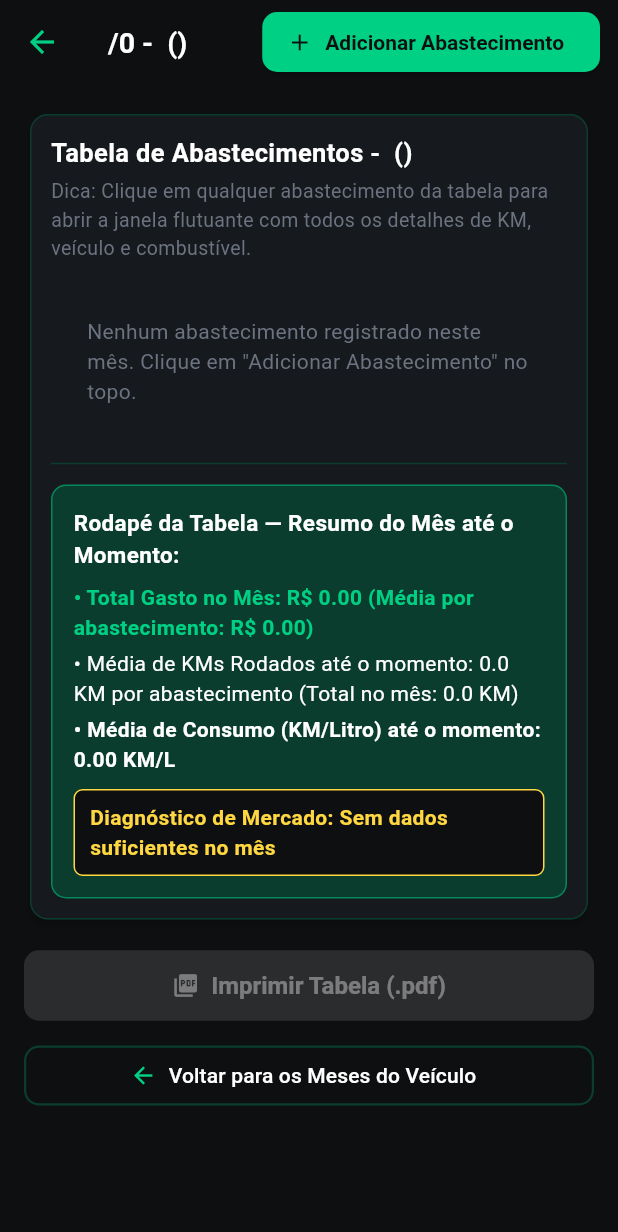
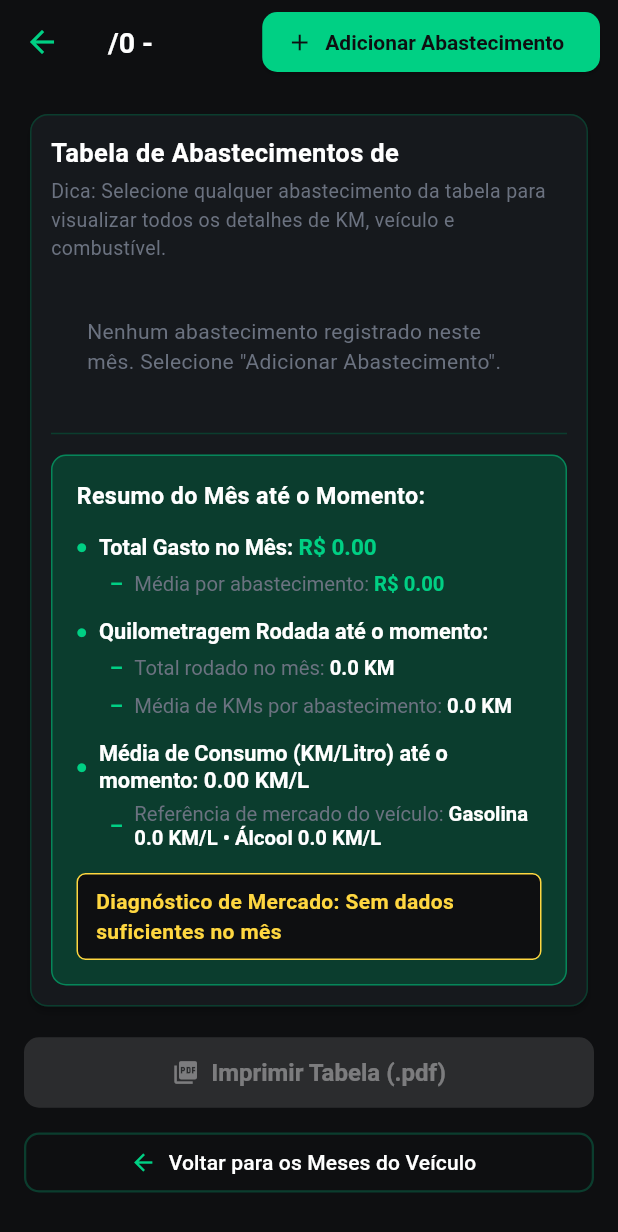
Before and after one commit to cbsandes/ecoFuel, a Flutter app: the AbastecimentosMesScreen screen opened directly with empty values, on a phone screen of 412 x 824 dp. Shown: the top 1232 px of the screen. Run offline on Flutter 3.47's test engine with Material 3 defaults, Android fonts, the phone set to English and light mode, and no system bars; our stand-ins replace pdf, printing, shared_preferences; accounts and stored records are empty.

Commit message:
correções de texto

```diff
--- a/lib/screens/abastecimentos_mes_screen.dart
+++ b/lib/screens/abastecimentos_mes_screen.dart
@@ -180,6 +180,91 @@ class _AbastecimentosMesScreenState extends State<AbastecimentosMesScreen> {
                 color: destaque
                     ? AppColors.verdeEletrico
                     : AppColors.brancoLeitura,
+              ),
+            ),
+          ),
+        ],
+      ),
+    );
+  }
+
+  // Widget auxiliar para criar um tópico principal do rodapé
+  Widget _buildTopicoRodape({
+    required String titulo,
+    String? valorDestaque,
+    Color corValor = AppColors.brancoLeitura,
+  }) {
+    return Row(
+      children: [
+        const Icon(
+          Icons.circle,
+          size: 7,
+          color: AppColors.verdeEletrico,
+        ),
+        const SizedBox(width: 8),
+        Expanded(
+          child: RichText(
+            text: TextSpan(
+              style: const TextStyle(
+                fontSize: 14.5,
+                fontWeight: FontWeight.bold,
+                color: AppColors.brancoLeitura,
+              ),
+              children: [
+                TextSpan(text: '$titulo '),
+                if (valorDestaque != null)
+                  TextSpan(
+                    text: valorDestaque,
+                    style: TextStyle(
+                      fontSize: 15,
+                      fontWeight: FontWeight.bold,
+                      color: corValor,
+                    ),
+                  ),
+              ],
+            ),
+          ),
+        ),
+      ],
+    );
+  }
+
+  // Widget auxiliar para criar um subtópico espaçado e recuado no rodapé
+  Widget _buildSubtopicoRodape({
+    required String rotulo,
+    required String valor,
+    Color corValor = AppColors.brancoLeitura,
+  }) {
+    return Padding(
+      padding: const EdgeInsets.only(left: 22.0, top: 5.0),
+      child: Row(
+        children: [
+          const Text(
+            '–  ',
+            style: TextStyle(
+              color: AppColors.verdeEletrico,
+              fontWeight: FontWeight.bold,
+              fontSize: 14,
+            ),
+          ),
+          Expanded(
+            child: RichText(
+              text: TextSpan(
+                style: const TextStyle(
+                  fontSize: 13.5,
+                  color: AppColors.cinzaSecundario,
+                ),
+                children: [
+                  TextSpan(text: '$rotulo '),
+                  TextSpan(
+                    text: valor,
+                    style: TextStyle(
+                      fontSize: 13.5,
+                      fontWeight: FontWeight.w600,
+                      color: corValor,
+                    ),
+                  ),
+                ],
               ),
             ),
           ),
@@ -403,9 +488,9 @@ class _AbastecimentosMesScreenState extends State<AbastecimentosMesScreen> {
     final metaMediaEsperada = somaMetas / _listaMes.length;
 
     if (mediaKmPorLitro >= metaMediaEsperada) {
-      return 'NA MÉDIA DO MERCADO (Fazendo ${mediaKmPorLitro.toStringAsFixed(2)} KM/L | Esperado: ${metaMediaEsperada.toStringAsFixed(1)} KM/L)';
+      return 'Média de mercado (Fazendo ${mediaKmPorLitro.toStringAsFixed(2)} KM/L | Esperado: ${metaMediaEsperada.toStringAsFixed(1)} KM/L)';
     } else {
-      return 'CONSUMINDO DEMAIS! (Fazendo ${mediaKmPorLitro.toStringAsFixed(2)} KM/L | Abaixo da tabela de ${metaMediaEsperada.toStringAsFixed(1)} KM/L)';
+      return 'Consumo elevado! (Fazendo ${mediaKmPorLitro.toStringAsFixed(2)} KM/L | Abaixo da tabela de ${metaMediaEsperada.toStringAsFixed(1)} KM/L)';
     }
   }
 
@@ -438,7 +523,7 @@ class _AbastecimentosMesScreenState extends State<AbastecimentosMesScreen> {
           onPressed: () => Navigator.pop(context),
         ),
         title: Text(
-          '${widget.nomeMes}/${widget.ano} - ${widget.veiculo.placa} (${widget.veiculo.tipo})',
+          '${widget.nomeMes}/${widget.ano} - ${widget.veiculo.placa}',
         ),
         actions: [
           Padding(
@@ -464,7 +549,7 @@ class _AbastecimentosMesScreenState extends State<AbastecimentosMesScreen> {
                   crossAxisAlignment: CrossAxisAlignment.stretch,
                   children: [
                     Text(
-                      'Tabela de Abastecimentos - ${widget.nomeMes} (${widget.veiculo.placa})',
+                      'Tabela de Abastecimentos de ${widget.nomeMes}',
                       style: const TextStyle(
                         fontSize: 17,
                         fontWeight: FontWeight.bold,
@@ -473,7 +558,7 @@ class _AbastecimentosMesScreenState extends State<AbastecimentosMesScreen> {
                     ),
                     const SizedBox(height: 4),
                     const Text(
-                      'Dica: Clique em qualquer abastecimento da tabela para abrir a janela flutuante com todos os detalhes de KM, veículo e combustível.',
+                      'Dica: Selecione qualquer abastecimento da tabela para visualizar todos os detalhes de KM, veículo e combustível.',
                       style: TextStyle(
                         fontSize: 13,
                         color: AppColors.cinzaSecundario,
@@ -485,7 +570,7 @@ class _AbastecimentosMesScreenState extends State<AbastecimentosMesScreen> {
                             padding: EdgeInsets.all(24.0),
                             child: Center(
                               child: Text(
-                                'Nenhum abastecimento registrado neste mês. Clique em "Adicionar Abastecimento" no topo.',
+                                'Nenhum abastecimento registrado neste mês. Selecione "Adicionar Abastecimento".',
                                 style: TextStyle(
                                   color: AppColors.cinzaSecundario,
                                 ),
@@ -605,9 +690,9 @@ class _AbastecimentosMesScreenState extends State<AbastecimentosMesScreen> {
 
                     const Divider(height: 28),
 
-                    // RODAPÉ DA TABELA DESTACADO EM VERDE PROFUNDO COM TOTAIS E MÉDIAS
+                    // RODAPÉ DA TABELA COM TÓPICOS E SUBTÓPICOS ESPAÇADOS
                     Container(
-                      padding: const EdgeInsets.all(14),
+                      padding: const EdgeInsets.all(16),
                       decoration: BoxDecoration(
                         color: AppColors.verdeProfundo,
                         borderRadius: BorderRadius.circular(10),
@@ -619,43 +704,64 @@ class _AbastecimentosMesScreenState extends State<AbastecimentosMesScreen> {
                         crossAxisAlignment: CrossAxisAlignment.start,
                         children: [
                           const Text(
-                            'Rodapé da Tabela — Resumo do Mês até o Momento:',
+                            'Resumo do Mês até o Momento:',
                             style: TextStyle(
-                              fontSize: 15,
+                              fontSize: 15.5,
                               fontWeight: FontWeight.bold,
                               color: AppColors.brancoLeitura,
                             ),
                           ),
-                          const SizedBox(height: 8),
-                          Text(
-                            '• Total Gasto no Mês: R\$ ${totalGastoMes.toStringAsFixed(2)} (Média por abastecimento: R\$ ${mediaGastoPorAbastecimento.toStringAsFixed(2)})',
-                            style: const TextStyle(
-                              fontSize: 14,
-                              fontWeight: FontWeight.w600,
-                              color: AppColors.verdeEletrico,
-                            ),
+                          const SizedBox(height: 14),
+
+                          // TÓPICO 1: GASTOS DO MÊS + SUBTÓPICO
+                          _buildTopicoRodape(
+                            titulo: 'Total Gasto no Mês:',
+                            valorDestaque:
+                                'R\$ ${totalGastoMes.toStringAsFixed(2)}',
+                            corValor: AppColors.verdeEletrico,
                           ),
-                          const SizedBox(height: 4),
-                          Text(
-                            '• Média de KMs Rodados até o momento: ${mediaKmRodados.toStringAsFixed(1)} KM por abastecimento (Total no mês: ${somaKmRodados.toStringAsFixed(1)} KM)',
-                            style: const TextStyle(
-                              fontSize: 14,
-                              color: AppColors.brancoLeitura,
-                            ),
+                          _buildSubtopicoRodape(
+                            rotulo: 'Média por abastecimento:',
+                            valor:
+                                'R\$ ${mediaGastoPorAbastecimento.toStringAsFixed(2)}',
+                            corValor: AppColors.verdeEletrico,
                           ),
-                          const SizedBox(height: 4),
-                          Text(
-                            '• Média de Consumo (KM/Litro) até o momento: ${mediaKmPorLitro.toStringAsFixed(2)} KM/L',
-                            style: const TextStyle(
-                              fontSize: 14,
-                              fontWeight: FontWeight.bold,
-                              color: AppColors.brancoLeitura,
-                            ),
+
+                          const SizedBox(height: 14),
+
+                          // TÓPICO 2: QUILOMETRAGEM + SUBTÓPICOS
+                          _buildTopicoRodape(
+                            titulo: 'Quilometragem Rodada até o momento:',
                           ),
-                          const SizedBox(height: 10),
+                          _buildSubtopicoRodape(
+                            rotulo: 'Total rodado no mês:',
+                            valor: '${somaKmRodados.toStringAsFixed(1)} KM',
+                          ),
+                          _buildSubtopicoRodape(
+                            rotulo: 'Média de KMs por abastecimento:',
+                            valor: '${mediaKmRodados.toStringAsFixed(1)} KM',
+                          ),
+
+                          const SizedBox(height: 14),
+
+                          // TÓPICO 3: MÉDIA DE CONSUMO + SUBTÓPICO
+                          _buildTopicoRodape(
+                            titulo: 'Média de Consumo (KM/Litro) até o momento:',
+                            valorDestaque:
+                                '${mediaKmPorLitro.toStringAsFixed(2)} KM/L',
+                          ),
+                          _buildSubtopicoRodape(
+                            rotulo: 'Referência de mercado do veículo:',
+                            valor:
+                                'Gasolina ${widget.veiculo.mediaMercadoGasolina.toStringAsFixed(1)} KM/L • Álcool ${widget.veiculo.mediaMercadoAlcool.toStringAsFixed(1)} KM/L',
+                          ),
+
+                          const SizedBox(height: 16),
+
+                          // DIAGNÓSTICO DE MERCADO
                           Container(
                             padding: const EdgeInsets.symmetric(
-                                horizontal: 10, vertical: 8),
+                                horizontal: 12, vertical: 8),
                             decoration: BoxDecoration(
                               color: AppColors.pretoGrafite,
                               borderRadius: BorderRadius.circular(6),
@@ -702,6 +808,7 @@ class _AbastecimentosMesScreenState extends State<AbastecimentosMesScreen> {
                         abastecimentos: _listaMes,
                         totalGastoMes: totalGastoMes,
                         mediaGastoPorAbastecimento: mediaGastoPorAbastecimento,
+                        somaKmRodados: somaKmRodados,
                         mediaKmRodados: mediaKmRodados,
                         mediaKmPorLitro: mediaKmPorLitro,
                         statusConsumoMercado: statusMercado,
--- a/lib/screens/meses_veiculo_screen.dart
+++ b/lib/screens/meses_veiculo_screen.dart
@@ -84,7 +84,7 @@ class _MesesVeiculoScreenState extends State<MesesVeiculoScreen> {
           onPressed: () => Navigator.pop(context),
         ),
         title: Text(
-          'Meses - ${widget.veiculo.placa} (${widget.veiculo.tipo})',
+          'Meses - ${widget.veiculo.placa}',
         ),
       ),
       body: Padding(
@@ -109,7 +109,7 @@ class _MesesVeiculoScreenState extends State<MesesVeiculoScreen> {
                       mainAxisAlignment: MainAxisAlignment.spaceBetween,
                       children: [
                         Text(
-                          'Consumo no Ano ($_anoSelecionado)',
+                          'Consumo de $_anoSelecionado',
                           style: const TextStyle(
                             fontSize: 16,
                             fontWeight: FontWeight.bold,
@@ -171,7 +171,7 @@ class _MesesVeiculoScreenState extends State<MesesVeiculoScreen> {
             ),
             const SizedBox(height: 12),
             Text(
-              'Selecione o mês por extenso ($_anoSelecionado) para ver ou cadastrar abastecimentos:',
+              'Selecione o mês de $_anoSelecionado para ver ou cadastrar abastecimentos:',
               style: const TextStyle(
                 fontSize: 15,
                 fontWeight: FontWeight.bold,
```
Also changed, not shown: lib/screens/home_screen.dart (+5 -5 lines), lib/services/pdf_service.dart (+58 -9 lines).
